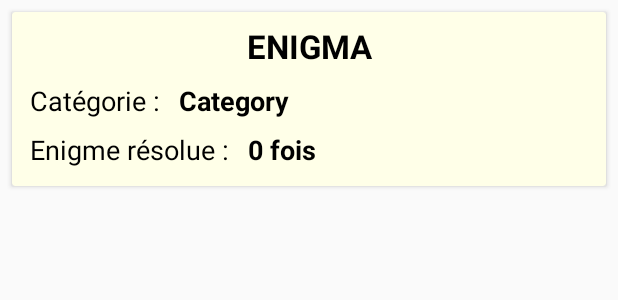
After one commit to nioto22/EmojiGame, an Android app: the layout enigma_item.xml on its own in the app's theme, with its tools: preview values and no code run, on a phone screen of 412 x 824 dp. The commit adds this screen. Shown: the top 300 px of the screen. Run offline under Robolectric (Android 15) with nearby library versions, the phone set to English and light mode, and no system bars.

Commit message:
Done : 6 - Blandine can see all enigmas
Next :
7 - Blandine can play with enigmas

```diff
--- a/app/src/main/AndroidManifest.xml
+++ b/app/src/main/AndroidManifest.xml
@@ -33,7 +33,9 @@
             android:label="@string/toolbar_title_create_enigma_activity"
             android:parentActivityName=".MainActivity"
             android:theme="@style/AppTheme" />
-        <activity android:name=".activities.PlayActivity"></activity>
+        <activity android:name=".activities.PlayActivity"
+            android:parentActivityName=".MainActivity"
+            android:theme="@style/AppTheme"/>
     </application>
 
 </manifest>
--- a/app/src/main/java/com/example/nioto/emojigame/models/Enigma.java
+++ b/app/src/main/java/com/example/nioto/emojigame/models/Enigma.java
@@ -40,6 +40,11 @@ public class Enigma {
     public String getCategory() { return category;}
     @Nullable public String getMessage() { return message;}
     public List<String> getResolvedUserUid() { return resolvedUserUid; }
+    public int getNumbersOfResolvedUserUid() { return this.resolvedUserUid.size(); }
+    public String getDifficultyFormarted() {
+        String result = "" + getNumbersOfResolvedUserUid() + "fois";
+        return result;
+    }
 
     //   ---- SETTERS   ----
 
--- /dev/null
+++ b/app/src/main/res/layout/enigma_item.xml
@@ -0,0 +1,82 @@
+<?xml version="1.0" encoding="utf-8"?>
+<android.support.v7.widget.CardView
+    xmlns:android="http://schemas.android.com/apk/res/android"
+    android:layout_width="match_parent"
+    android:layout_height="wrap_content"
+    xmlns:app="http://schemas.android.com/apk/res-auto"
+    android:layout_marginTop="8dp"
+    android:layout_marginStart="8dp"
+    android:layout_marginEnd="8dp"
+    app:cardBackgroundColor="@color/colorSandClearLight">
+
+    <RelativeLayout
+        android:layout_width="match_parent"
+        android:layout_height="match_parent"
+        android:padding="8dp">
+        <!-- ENIGMA TEXT VIEW -->
+        <TextView
+            android:id="@+id/enigma_item_tv_enigma"
+            android:layout_width="match_parent"
+            android:layout_height="wrap_content"
+            android:gravity="center_horizontal"
+            android:layout_marginBottom="5dp"
+            android:text="ENIGMA"
+            android:textColor="@color/secondaryTextColor"
+            android:textAppearance="@style/TextAppearance.AppCompat.Large"
+            android:textStyle="bold"
+            android:layout_alignParentStart="true"/>
+        <!-- CATEGORY LAYOUT  -->
+        <RelativeLayout
+            android:id="@+id/enigma_item_rl_category"
+            android:layout_width="wrap_content"
+            android:layout_height="wrap_content"
+            android:layout_below="@+id/enigma_item_tv_enigma">
+            <TextView
+                android:id="@+id/enigma_item_tv_category_title"
+                android:layout_width="wrap_content"
+                android:layout_height="wrap_content"
+                android:layout_alignParentStart="true"
+                android:layout_margin="4dp"
+                android:text="Catégorie : "
+                android:textColor="@color/secondaryTextColor"
+                android:textAppearance="@style/TextAppearance.AppCompat.Medium"/>
+            <TextView
+                android:id="@+id/enigma_item_tv_category"
+                android:layout_width="match_parent"
+                android:layout_height="wrap_content"
+                android:layout_toEndOf="@+id/enigma_item_tv_category_title"
+                android:layout_margin="4dp"
+                android:text="Category"
+                android:maxLines="1"
+                android:textAppearance="@style/TextAppearance.AppCompat.Medium"
+                android:textColor="@color/secondaryTextColor"
+                android:textStyle="bold"/>
+        </RelativeLayout>
+        <!-- CATEGORY LAYOUT  -->
+        <RelativeLayout
+            android:id="@+id/enigma_item_rl_difficulty"
+            android:layout_width="wrap_content"
+            android:layout_height="wrap_content"
+            android:layout_below="@+id/enigma_item_rl_category">
+            <TextView
+                android:id="@+id/enigma_item_tv_difficulty_title"
+                android:layout_width="wrap_content"
+                android:layout_height="wrap_content"
+                android:layout_alignParentStart="true"
+                android:layout_margin="4dp"
+                android:text="Enigme résolue : "
+                android:textColor="@color/secondaryTextColor"
+                android:textAppearance="@style/TextAppearance.AppCompat.Medium"/>
+            <TextView
+                android:id="@+id/enigma_item_tv_difficulty"
+                android:layout_width="match_parent"
+                android:layout_height="wrap_content"
+                android:layout_toEndOf="@+id/enigma_item_tv_difficulty_title"
+                android:layout_margin="4dp"
+                android:text="0 fois"
+                android:textAppearance="@style/TextAppearance.AppCompat.Medium"
+                android:textColor="@color/secondaryTextColor"
+                android:textStyle="bold"/>
+        </RelativeLayout>
+    </RelativeLayout>
+</android.support.v7.widget.CardView>
--- a/app/src/main/res/values/colors.xml
+++ b/app/src/main/res/values/colors.xml
@@ -32,5 +32,6 @@
     <color name="buttonGreenLight">#6BB18C</color>
     <color name="buttonOrangeDark">#c63f17</color>
     <color name="buttonOrangeLight">#ffa270</color>
+    <color name="colorSandClearLight">#FFFFE8</color>
 
 </resources>
```
Also changed, not shown: app/src/main/java/com/example/nioto/emojigame/MainActivity.java (+7 -1 lines), app/src/main/java/com/example/nioto/emojigame/activities/PlayActivity.java (+46 -0 lines), app/src/main/java/com/example/nioto/emojigame/api/EnigmaHelper.java (+20 -0 lines), app/src/main/java/com/example/nioto/emojigame/view/EnigmaAdapter.java (added, +50 -0 lines), app/src/main/res/layout/activity_play.xml (+77 -4 lines).
